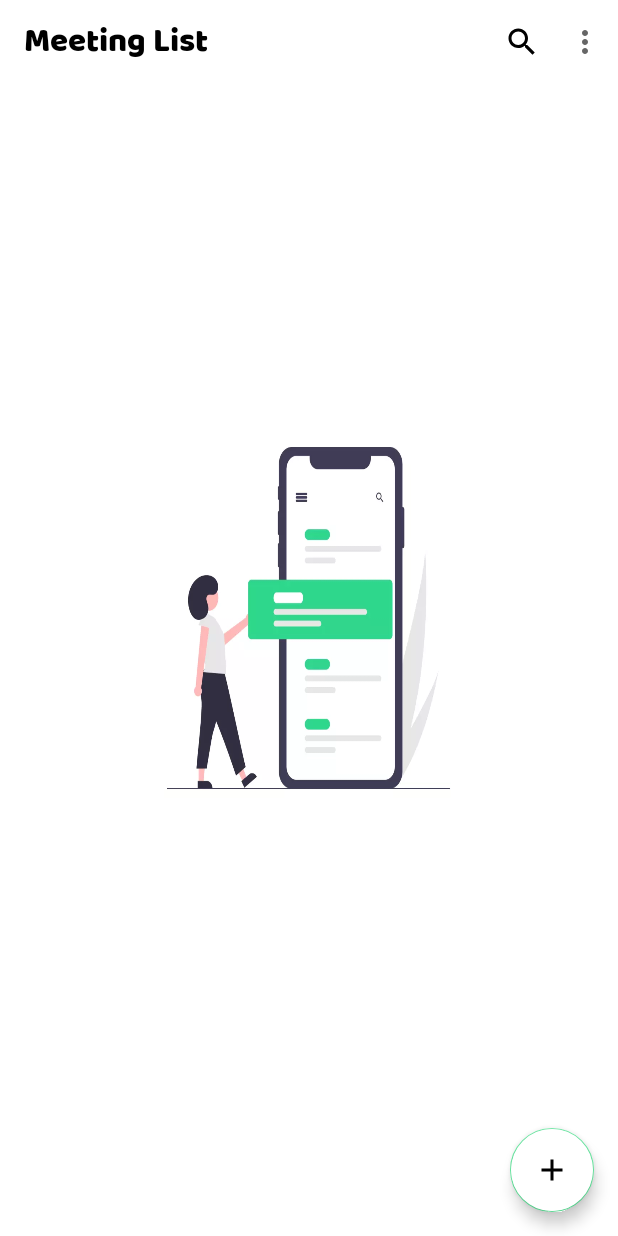
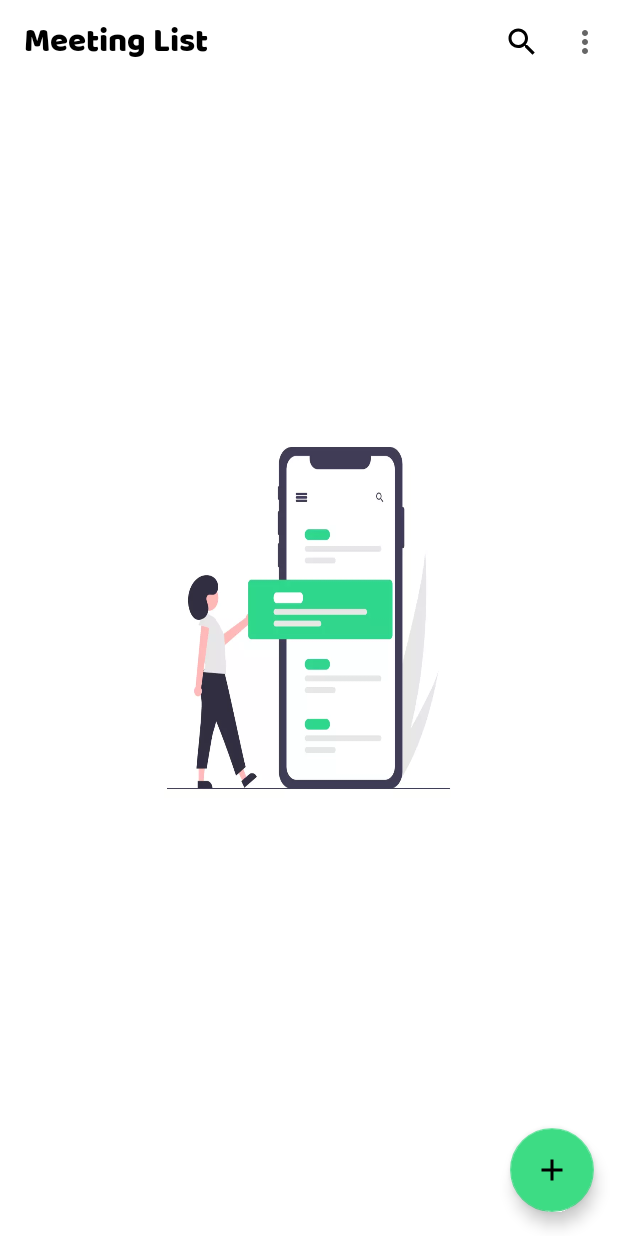
Before and after one commit to Dhananjayaprabath/m-reminder, an Android app: the screen it shows after launch (MainActivity), on a phone screen of 412 x 824 dp. Run offline under Robolectric (Android 15) with nearby library versions, the phone set to English and light mode, and no system bars; libraries missing offline, so code that uses them is left out: cn.iwgang.countdownview.

```diff
--- a/app/src/main/java/com/example/mynotes/Adapter.java
+++ b/app/src/main/java/com/example/mynotes/Adapter.java
@@ -152,8 +152,9 @@ public class Adapter extends RecyclerView.Adapter<Adapter.MyViewHolder> implemen
                 intent.putExtra("date",notesList.get(position).getDate());
                 intent.putExtra("day",notesList.get(position).getDay());
                 intent.putExtra("colours",notesList.get(position).getColours());
+                intent.putExtra("id", notesList.get(position).getId());
+                intent.putExtra("noti",notesList.get(position).getNoti());
 
-                intent.putExtra("id", notesList.get(position).getId());
 
 
                 activity.startActivity(intent);
--- a/app/src/main/java/com/example/mynotes/DatabaseClass.java
+++ b/app/src/main/java/com/example/mynotes/DatabaseClass.java
@@ -13,7 +13,7 @@ public class DatabaseClass extends SQLiteOpenHelper {
 
     Context context;
     private static final String DatabaseName = "MyNotes";
-    private static final int DatabaseVersion = 2;
+    private static final int DatabaseVersion = 3;
 
     private static final String TableName = "mynotes";
     private static final String ColumnId = "id";
@@ -23,6 +23,7 @@ public class DatabaseClass extends SQLiteOpenHelper {
     private static final String ColumnDate="Date";
     private static final String ColumnDay="day";
     private static final String ColumnColours="colours";
+    private static final String ColumnNoti="noti";
 
 
     public DatabaseClass(@Nullable Context context) {
@@ -40,7 +41,8 @@ public class DatabaseClass extends SQLiteOpenHelper {
                 ColumnTime + " TEXT, "+
                 ColumnDate + " TEXT, "+
                 ColumnDay + " TEXT, "+
-                ColumnColours + " TEXT);";
+                ColumnColours + " TEXT, "+
+                ColumnNoti + " TEXT);";
 
         db.execSQL(query);
 
@@ -52,7 +54,7 @@ public class DatabaseClass extends SQLiteOpenHelper {
         onCreate(db);
     }
 
-    void addNotes(String title, String description,String time,String date,String day,String colours) {
+    void addNotes(String title, String description,String time,String date,String day,String colours,String noti) {
         SQLiteDatabase db = this.getWritableDatabase();
 
         ContentValues cv = new ContentValues();
@@ -62,6 +64,8 @@ public class DatabaseClass extends SQLiteOpenHelper {
         cv.put(ColumnDate,date);
         cv.put(ColumnDay,day);
         cv.put(ColumnColours,colours);
+        cv.put(ColumnNoti,noti);
+
 
         long resultValue = db.insert(TableName, null, cv);
 
@@ -90,7 +94,7 @@ public class DatabaseClass extends SQLiteOpenHelper {
         database.execSQL(query);
     }
 
-    void updateNotes(String title, String description,String time,String date,String id,String day,String colours) {
+    void updateNotes(String title, String description,String time,String date,String id,String day,String colours,String noti) {
         SQLiteDatabase database = this.getWritableDatabase();
 
         ContentValues cv = new ContentValues();
@@ -100,6 +104,8 @@ public class DatabaseClass extends SQLiteOpenHelper {
         cv.put(ColumnDate,date);
         cv.put(ColumnDay,day);
         cv.put(ColumnColours,colours);
+        cv.put(ColumnNoti,noti);
+
 
         long result = database.update(TableName, cv, "id=?", new String[]{id});
         if (result == -1) {
--- a/app/src/main/java/com/example/mynotes/MainActivity.java
+++ b/app/src/main/java/com/example/mynotes/MainActivity.java
@@ -116,7 +116,7 @@ public class MainActivity extends AppCompatActivity {
 
         } else {
             while (cursor.moveToNext()) {
-                notesList.add(new Model(cursor.getString(0), cursor.getString(1), cursor.getString(2),cursor.getString(3),cursor.getString(4),cursor.getString(5),cursor.getString(6)));
+                notesList.add(new Model(cursor.getString(0), cursor.getString(1), cursor.getString(2),cursor.getString(3),cursor.getString(4),cursor.getString(5),cursor.getString(6),cursor.getString(7)));
             }
             imageView.setVisibility(View.GONE);
         }
--- a/app/src/main/res/layout/activity_main.xml
+++ b/app/src/main/res/layout/activity_main.xml
@@ -30,19 +30,23 @@
         android:id="@+id/fab"
         android:layout_width="wrap_content"
         android:layout_height="wrap_content"
+        android:layout_alignRight="@id/recycler_view"
         android:layout_alignBottom="@id/recycler_view"
-        android:layout_alignRight="@id/recycler_view"
-        android:layout_margin="16dp"
+        android:layout_marginStart="16dp"
+        android:layout_marginTop="16dp"
+        android:layout_marginEnd="16dp"
+        android:layout_marginBottom="16dp"
+        android:backgroundTint="@color/main_c"
         android:elevation="8dp"
-        android:backgroundTint="@color/white"
         android:src="@drawable/ic_baseline_add_24"
-        />
+        app:fabSize="normal" />
 
     <androidx.recyclerview.widget.RecyclerView
         android:id="@+id/recycler_view"
+        android:layout_width="match_parent"
+        android:layout_height="match_parent"
         android:layout_below="@id/tool"
-        android:layout_width="match_parent"
-        android:layout_height="match_parent" />
+        android:background="#FFFFFF" />
 
     <ImageView
         android:id="@+id/bkimage"
```
Also changed, not shown: app/src/main/AndroidManifest.xml (+5 -2 lines), app/src/main/java/com/example/mynotes/AddNotesActivity.java (+19 -11 lines), app/src/main/java/com/example/mynotes/AlarmReceiver.java (+11 -4 lines), app/src/main/java/com/example/mynotes/Model.java (+15 -1 lines), app/src/main/java/com/example/mynotes/UpdateNotesActivity.java (+50 -3 lines), 1 other file.
